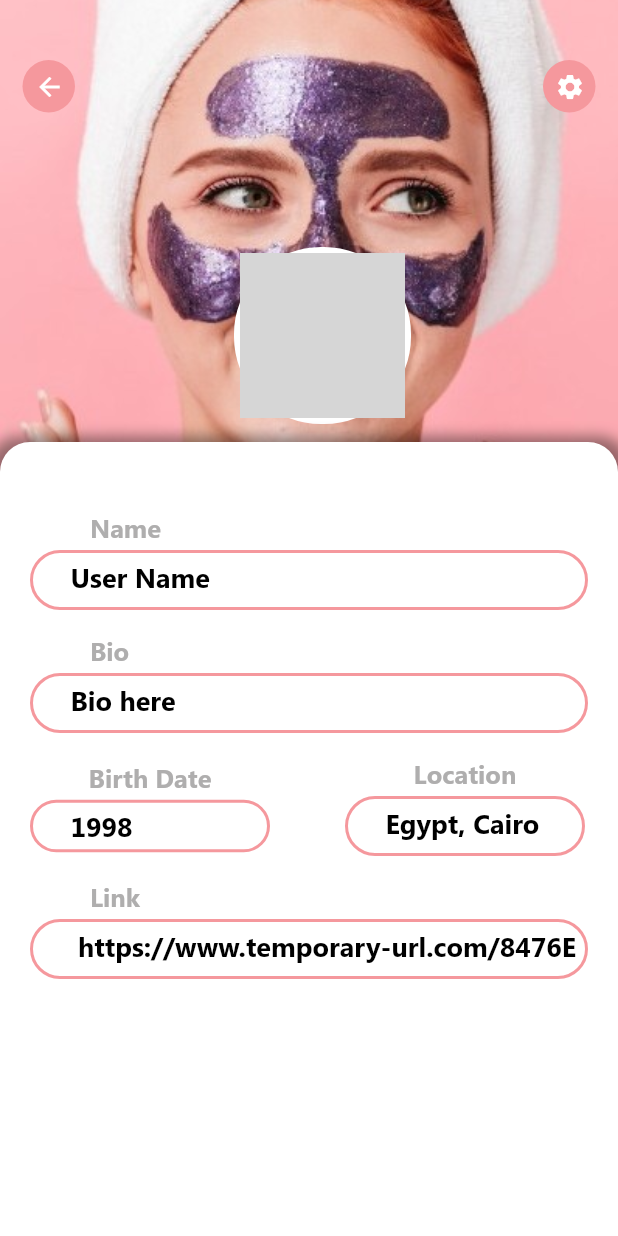
After one commit to NouhJr/salony-from-scratch, a Flutter app: the UserProfile screen opened directly, on a phone screen of 412 x 824 dp. The commit adds this screen. Run offline on Flutter 3.47's test engine with Material 2 defaults, Android fonts, the phone set to English and light mode, and no system bars; our stand-ins replace another_flushbar, connectivity, flutter_swiper; network calls fail; grey boxes are pictures that could not be loaded.

Commit message:
commit#13 (create profile screen ui)

```diff
--- a/lib/ui/home_item_screen.dart
+++ b/lib/ui/home_item_screen.dart
@@ -6,6 +6,7 @@ import 'package:salony_from_scratch/components/home_screen_card_vertical.dart';
 import 'package:salony_from_scratch/components/constants.dart';
 import 'package:salony_from_scratch/components/circleAvatar.dart';
 import 'package:salony_from_scratch/components/searchContainer.dart';
+import 'package:salony_from_scratch/ui/user_profile_screen.dart';
 
 class HomeItem extends StatefulWidget {
   @override
@@ -64,11 +65,21 @@ class _HomeItemState extends State<HomeItem> {
               Positioned(
                 top: 15.0,
                 right: 10.0,
-                child: CustomCircleAvatar(
-                  imageSource:
-                      'https://p4.wallpaperbetter.com/wallpaper/322/317/310/look-face-style-portrait-makeup-hd-wallpaper-preview.jpg',
-                  avatarRadius: 20.0,
-                  isAssetImage: false,
+                child: InkWell(
+                  onTap: () {
+                    Navigator.push(
+                      context,
+                      MaterialPageRoute(
+                        builder: (BuildContext context) => UserProfile(),
+                      ),
+                    );
+                  },
+                  child: CustomCircleAvatar(
+                    imageSource:
+                        'https://p4.wallpaperbetter.com/wallpaper/322/317/310/look-face-style-portrait-makeup-hd-wallpaper-preview.jpg',
+                    avatarRadius: 20.0,
+                    isAssetImage: false,
+                  ),
                 ),
               ),
               //Search TextField.
--- /dev/null
+++ b/lib/ui/user_profile_screen.dart
@@ -0,0 +1,428 @@
+import 'package:flutter/material.dart';
+import 'package:salony_from_scratch/components/constants.dart';
+import 'package:salony_from_scratch/components/circleAvatar.dart';
+
+//Main Profile State.
+class UserProfile extends StatelessWidget {
+  @override
+  Widget build(BuildContext context) {
+    final screenSize = MediaQuery.of(context).size;
+    var oneThirdScreenHeight = screenSize.height / 3;
+    var space = screenSize.height - (oneThirdScreenHeight - 75.0);
+    return Scaffold(
+      body: Stack(
+        children: [
+          //Background Image.
+          Positioned(
+            top: 0.0,
+            child: Container(
+              width: screenSize.width,
+              height: oneThirdScreenHeight + 40.0,
+              child: Image(
+                image: AssetImage("assets/images/notificationsbackground.jpg"),
+                fit: BoxFit.cover,
+                width: double.infinity,
+                height: double.infinity,
+              ),
+            ),
+          ),
+          //Back Button.
+          Positioned(
+            top: 40.0,
+            left: 15.0,
+            child: Container(
+              width: 35.0,
+              height: 35.0,
+              decoration: BoxDecoration(
+                borderRadius: BorderRadius.all(
+                  Radius.circular(25.0),
+                ),
+                color: Color(0xFFF5989D),
+              ),
+              child: IconButton(
+                onPressed: () {
+                  Navigator.pop(context);
+                },
+                icon: Icon(Icons.arrow_back),
+                color: Colors.white,
+                iconSize: 20.0,
+              ),
+            ),
+          ),
+          //Edit Button.
+          Positioned(
+            top: 40.0,
+            right: 15.0,
+            child: Container(
+              width: 35.0,
+              height: 35.0,
+              decoration: BoxDecoration(
+                borderRadius: BorderRadius.all(
+                  Radius.circular(25.0),
+                ),
+                color: Color(0xFFF5989D),
+              ),
+              child: IconButton(
+                onPressed: () {},
+                icon: Icon(Icons.settings),
+                color: Colors.white,
+                iconSize: 20.0,
+              ),
+            ),
+          ),
+          //User Profile Picture.
+          Positioned(
+            top: oneThirdScreenHeight - 110.0,
+            left: (screenSize.width * 0.5) - 50.0,
+            child: Container(
+              decoration: BoxDecoration(
+                border: Border.all(
+                  width: 4.0,
+                  color: Colors.white,
+                ),
+                borderRadius: BorderRadius.all(
+                  Radius.circular(58.0),
+                ),
+              ),
+              child: CustomCircleAvatar(
+                imageSource:
+                    'https://p4.wallpaperbetter.com/wallpaper/322/317/310/look-face-style-portrait-makeup-hd-wallpaper-preview.jpg',
+                avatarRadius: 55.0,
+                isAssetImage: false,
+              ),
+            ),
+          ),
+          //Screen Body.
+          Positioned(
+            top: oneThirdScreenHeight + 20.0,
+            left: 0.0,
+            right: 0.0,
+            child: Container(
+              height: screenSize.height - (oneThirdScreenHeight - 75.0),
+              width: screenSize.width,
+              decoration: BoxDecoration(
+                borderRadius: BorderRadius.only(
+                  topLeft: Radius.circular(20.0),
+                  topRight: Radius.circular(20.0),
+                ),
+                boxShadow: [
+                  BoxShadow(
+                    color: Colors.black.withOpacity(0.4),
+                    spreadRadius: 7,
+                    blurRadius: 7,
+                    offset: Offset(0, 3),
+                  ),
+                ],
+                color: Colors.white,
+              ),
+              child: Column(
+                crossAxisAlignment: CrossAxisAlignment.start,
+                children: [
+                  SizedBox(
+                    height: 50.0,
+                  ),
+                  //Name Label.
+                  Padding(
+                    padding: EdgeInsets.only(
+                      left: 60.0,
+                      bottom: 5.0,
+                    ),
+                    child: Text(
+                      "Name",
+                      style: TextStyle(
+                        fontFamily: KPrimaryFontFamily,
+                        fontSize: 17.0,
+                        color: Color(0xFFafaeae),
+                        fontWeight: FontWeight.w700,
+                        height: 1.0,
+                      ),
+                    ),
+                  ),
+                  //Name Value.
+                  Padding(
+                    padding: const EdgeInsets.only(
+                      left: 20.0,
+                      right: 20.0,
+                    ),
+                    child: Container(
+                      width: double.infinity,
+                      height: 40.0,
+                      padding: EdgeInsets.only(
+                        top: 8.0,
+                        bottom: 8.0,
+                        left: 25.0,
+                      ),
+                      decoration: BoxDecoration(
+                        border: Border.all(
+                          width: 2.0,
+                          color: Color(0xFFF5989D),
+                        ),
+                        borderRadius: BorderRadius.all(
+                          Radius.circular(
+                            45.0,
+                          ),
+                        ),
+                      ),
+                      child: Text(
+                        "User Name",
+                        style: TextStyle(
+                          fontFamily: KPrimaryFontFamily,
+                          fontSize: 18.0,
+                          color: Colors.black,
+                          fontWeight: FontWeight.w700,
+                          height: 1.0,
+                        ),
+                      ),
+                    ),
+                  ),
+                  SizedBox(
+                    height: 20.0,
+                  ),
+                  //Bio Label.
+                  Padding(
+                    padding: EdgeInsets.only(
+                      left: 60.0,
+                      bottom: 5.0,
+                    ),
+                    child: Text(
+                      "Bio",
+                      style: TextStyle(
+                        fontFamily: KPrimaryFontFamily,
+                        fontSize: 17.0,
+                        color: Color(0xFFafaeae),
+                        fontWeight: FontWeight.w700,
+                        height: 1.0,
+                      ),
+                    ),
+                  ),
+                  //Bio Value.
+                  Padding(
+                    padding: const EdgeInsets.only(
+                      left: 20.0,
+                      right: 20.0,
+                    ),
+                    child: Container(
+                      width: double.infinity,
+                      height: 40.0,
+                      padding: EdgeInsets.only(
+                        top: 8.0,
+                        bottom: 8.0,
+                        left: 25.0,
+                      ),
+                      decoration: BoxDecoration(
+                        border: Border.all(
+                          width: 2.0,
+                          color: Color(0xFFF5989D),
+                        ),
+                        borderRadius: BorderRadius.all(
+                          Radius.circular(
+                            45.0,
+                          ),
+                        ),
+                      ),
+                      child: Text(
+                        "Bio here",
+                        style: TextStyle(
+                          fontFamily: KPrimaryFontFamily,
+                          fontSize: 18.0,
+                          color: Colors.black,
+                          fontWeight: FontWeight.w700,
+                          height: 1.0,
+                        ),
+                      ),
+                    ),
+                  ),
+                  SizedBox(
+                    height: 20.0,
+                  ),
+                  //BirthDate & Location.
+                  Row(
+                    mainAxisAlignment: MainAxisAlignment.start,
+                    children: [
+                      //Birth Data.
+                      Column(
+                        children: [
+                          //BirthDate Label.
+                          Padding(
+                            padding: EdgeInsets.only(
+                              bottom: 5.0,
+                            ),
+                            child: Text(
+                              "Birth Date",
+                              style: TextStyle(
+                                fontFamily: KPrimaryFontFamily,
+                                fontSize: 17.0,
+                                color: Color(0xFFafaeae),
+                                fontWeight: FontWeight.w700,
+                                height: 1.0,
+                              ),
+                            ),
+                          ),
+                          //BirthDate Value.
+                          Padding(
+                            padding: const EdgeInsets.only(
+                              left: 20.0,
+                              right: 20.0,
+                            ),
+                            child: Container(
+                              width: 160.0,
+                              height: 35.0,
+                              padding: EdgeInsets.only(
+                                top: 8.0,
+                                bottom: 8.0,
+                                left: 25.0,
+                              ),
+                              decoration: BoxDecoration(
+                                border: Border.all(
+                                  width: 2.0,
+                                  color: Color(0xFFF5989D),
+                                ),
+                                borderRadius: BorderRadius.all(
+                                  Radius.circular(
+                                    45.0,
+                                  ),
+                                ),
+                              ),
+                              child: Text(
+                                "1998",
+                                style: TextStyle(
+                                  fontFamily: KPrimaryFontFamily,
+                                  fontSize: 18.0,
+                                  color: Colors.black,
+                                  fontWeight: FontWeight.w700,
+                                  height: 1.0,
+                                ),
+                              ),
+                            ),
+                          ),
+                        ],
+                      ),
+                      SizedBox(
+                        width: 10.0,
+                      ),
+                      //Location.
+                      Column(
+                        children: [
+                          //Location Label.
+                          Padding(
+                            padding: EdgeInsets.only(
+                              bottom: 5.0,
+                            ),
+                            child: Text(
+                              "Location",
+                              style: TextStyle(
+                                fontFamily: KPrimaryFontFamily,
+                                fontSize: 17.0,
+                                color: Color(0xFFafaeae),
+                                fontWeight: FontWeight.w700,
+                                height: 1.0,
+                              ),
+                            ),
+                          ),
+                          //Location Value.
+                          Padding(
+                            padding: const EdgeInsets.only(
+                              left: 20.0,
+                              right: 20.0,
+                            ),
+                            child: Container(
+                              width: 160.0,
+                              height: 40.0,
+                              padding: EdgeInsets.only(
+                                top: 8.0,
+                                bottom: 8.0,
+                                left: 25.0,
+                              ),
+                              decoration: BoxDecoration(
+                                border: Border.all(
+                                  width: 2.0,
+                                  color: Color(0xFFF5989D),
+                                ),
+                                borderRadius: BorderRadius.all(
+                                  Radius.circular(
+                                    45.0,
+                                  ),
+                                ),
+                              ),
+                              child: Text(
+                                "Egypt, Cairo",
+                                style: TextStyle(
+                                  fontFamily: KPrimaryFontFamily,
+                                  fontSize: 18.0,
+                                  color: Colors.black,
+                                  fontWeight: FontWeight.w700,
+                                  height: 1.0,
+                                ),
+                              ),
+                            ),
+                          ),
+                        ],
+                      ),
+                    ],
+                  ),
+                  SizedBox(
+                    height: 20.0,
+                  ),
+                  //Link Label.
+                  Padding(
+                    padding: EdgeInsets.only(
+                      left: 60.0,
+                      bottom: 5.0,
+                    ),
+                    child: Text(
+                      "Link",
+                      style: TextStyle(
+                        fontFamily: KPrimaryFontFamily,
+                        fontSize: 17.0,
+                        color: Color(0xFFafaeae),
+                        fontWeight: FontWeight.w700,
+                        height: 1.0,
+                      ),
+                    ),
+                  ),
+                  //Link Value.
+                  Padding(
+                    padding: const EdgeInsets.only(
+                      left: 20.0,
+                      right: 20.0,
+                    ),
+                    child: Container(
+                      width: double.infinity,
+                      height: 40.0,
+                      padding: EdgeInsets.only(
+                        top: 8.0,
+                        bottom: 8.0,
+                        left: 25.0,
+                      ),
+                      decoration: BoxDecoration(
+                        border: Border.all(
+                          width: 2.0,
+                          color: Color(0xFFF5989D),
+                        ),
+                        borderRadius: BorderRadius.all(
+                          Radius.circular(
+                            45.0,
+                          ),
+                        ),
+                      ),
+                      child: Text(
+                        " https://www.temporary-url.com/8476E",
+                        style: TextStyle(
+                          fontFamily: KPrimaryFontFamily,
+                          fontSize: 18.0,
+                          color: Colors.black,
+                          fontWeight: FontWeight.w700,
+                          height: 1.0,
+                        ),
+                      ),
+                    ),
+                  ),
+                ],
+              ),
+            ),
+          ),
+        ],
+      ),
+    );
+  }
+}
```
